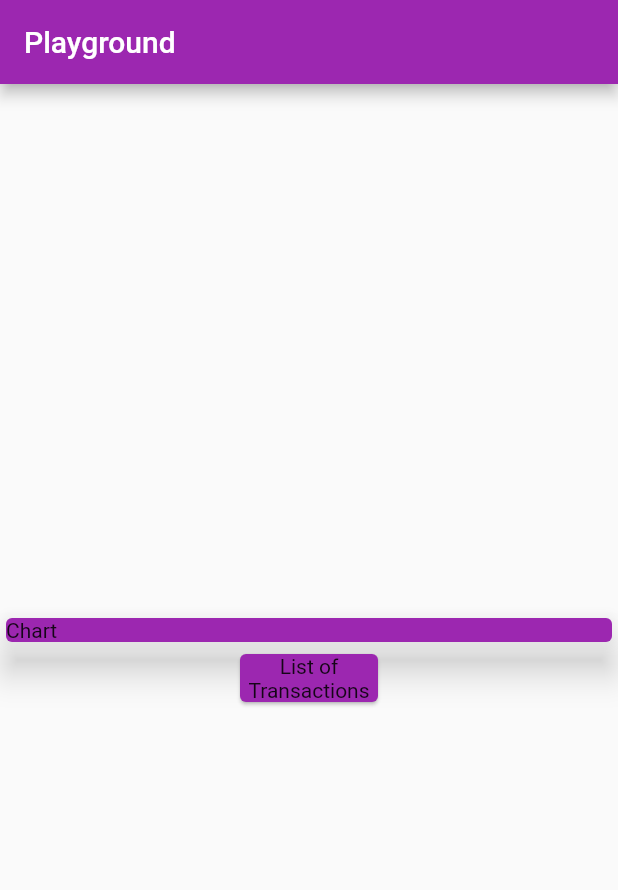
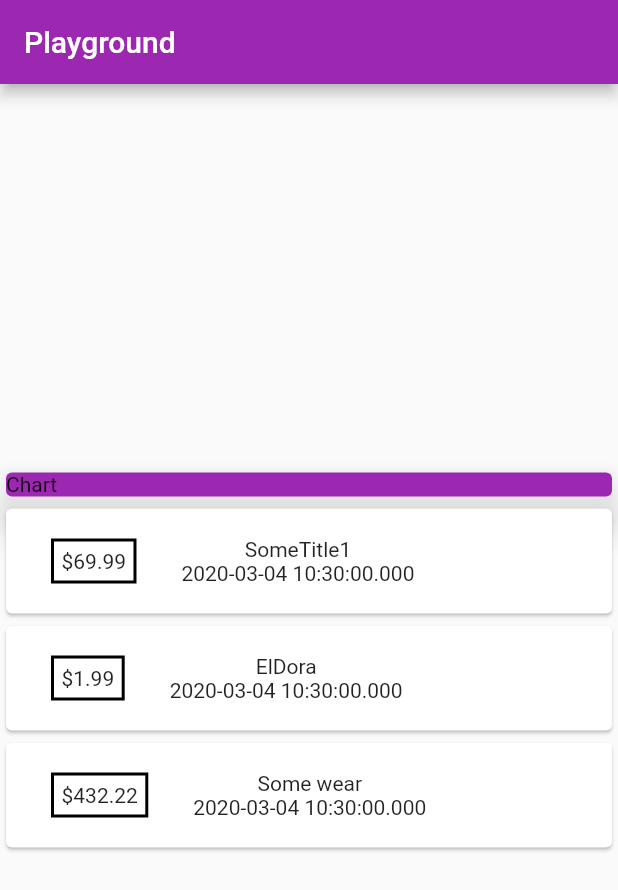
Before and after one commit to MMCS-Project-team-2019-2020/Frontend, a Flutter app: the screen it shows after launch, on a phone screen of 412 x 824 dp. Shown: the top 890 px of the screen. Run offline on Flutter 3.47's test engine with Material 2 defaults, Android fonts, the phone set to English and light mode, and no system bars.

Commit message:
added some styling to card

```diff
--- a/lib/main.dart
+++ b/lib/main.dart
@@ -1,5 +1,5 @@
 import 'package:flutter/material.dart';
-
+import './transaction.dart';
 void main() => runApp(MyApp());
 
 class MyApp extends StatelessWidget {
@@ -11,19 +11,35 @@ class MyApp extends StatelessWidget {
       theme: ThemeData(
         primarySwatch: Colors.purple
       ),
-      home: MyHomePage(title: 'Flutter Demo Home Page'),
+      home: MyHomePage(),
     );
   }
 }
 
 class MyHomePage extends StatelessWidget {
-  MyHomePage({Key key, this.title}) : super(key: key);
-
-  final String title;
+  final List<Transaction> transactions = [
+    Transaction(
+      id: "id1",
+      title: "SomeTitle1",
+      amount: 69.99,
+      date: DateTime.now()
+      ),
+    Transaction(
+      id: "id2",
+      title: "ElDora",
+      amount: 01.99,
+      date: DateTime.now()
+    ),
+    Transaction(
+      id: "id3",
+      title: "Some wear",
+      amount: 432.22,
+      date: DateTime.now()
+      )
+  ];
 
   @override
   Widget build(BuildContext context) {
-
     return Scaffold(
       appBar: AppBar(
         title: Text("Playground"),
@@ -39,11 +55,33 @@ class MyHomePage extends StatelessWidget {
             elevation: 10,),
           ),
           Container(
-            width: 100,
-            child: Card(color: Colors.purple,
-              child: Text("List of Transactions", textAlign: TextAlign.center,)
+            child:
+            Column(children: transactions.map((tx) {
+              return Card(
+                child: Row(
+                  children: <Widget>[
+                    Container(
+                      margin: EdgeInsets.symmetric(horizontal:30, vertical: 20),
+                      child: Text('\$' + tx.amount.toString()),
+                      decoration: BoxDecoration(
+                         border: Border.all(
+                          color: Colors.black, width:2,
+                        )
+                      ),
+                      padding: EdgeInsets.all(5),
+                    ),
+                    Column(
+                      children: <Widget>[
+                        Text(tx.title),
+                        Text(tx.date.toString())
+                      ],
+                    )
+                  ],
+                )
+              );
+            }).toList()
             ),
-          ),
+            )
       ],));
   }
 }
```
Also changed, not shown: pubspec.lock, 1 other file.
